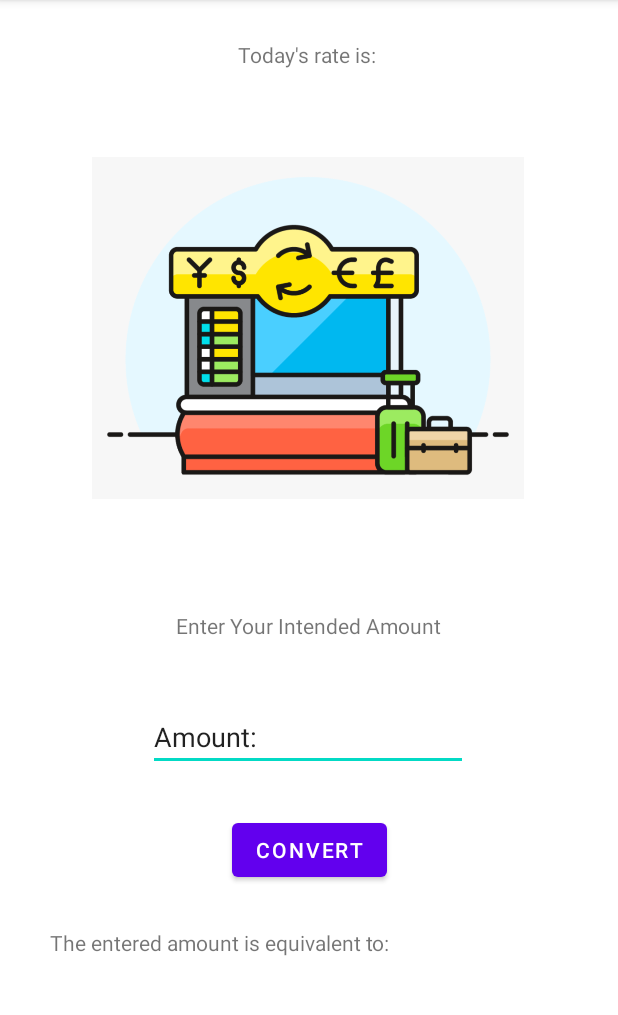
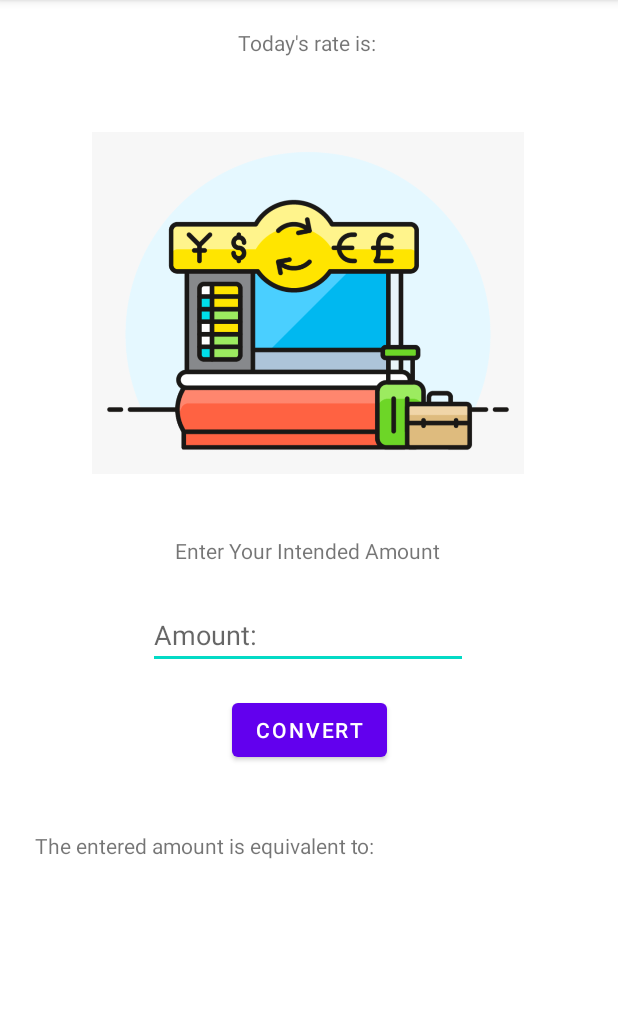
Before and after one commit to Adel-Y/CSC498-CurrencyConverterGroup, an Android app: the ConversionActivity screen opened directly, with no data from a screen before it, on a phone screen of 412 x 824 dp, the part 84-1099 px from its top. Run offline under Robolectric (Android 15) with nearby library versions, the phone set to English and light mode, and no system bars.

Commit message:
texts added

```diff
--- a/app/src/main/res/layout/activity_conversion.xml
+++ b/app/src/main/res/layout/activity_conversion.xml
@@ -15,7 +15,7 @@
         app:layout_constraintHorizontal_bias="0.495"
         app:layout_constraintStart_toStartOf="parent"
         app:layout_constraintTop_toTopOf="parent"
-        app:layout_constraintVertical_bias="0.152"
+        app:layout_constraintVertical_bias="0.118"
         app:srcCompat="@drawable/cartoon" />
 
     <TextView
@@ -32,16 +32,15 @@
         android:id="@+id/amount"
         android:layout_width="wrap_content"
         android:layout_height="wrap_content"
-        android:layout_marginTop="104dp"
         android:ems="10"
         android:inputType="textPersonName"
-        android:text="Amount:"
+        android:hint="Amount:"
         app:layout_constraintBottom_toBottomOf="parent"
         app:layout_constraintEnd_toEndOf="parent"
         app:layout_constraintHorizontal_bias="0.497"
         app:layout_constraintStart_toStartOf="parent"
         app:layout_constraintTop_toBottomOf="@+id/imageView"
-        app:layout_constraintVertical_bias="0.0" />
+        app:layout_constraintVertical_bias="0.14" />
 
     <TextView
         android:id="@+id/textView2"
@@ -50,8 +49,10 @@
         android:text="Enter Your Intended Amount"
         app:layout_constraintBottom_toTopOf="@+id/amount"
         app:layout_constraintEnd_toEndOf="parent"
+        app:layout_constraintHorizontal_bias="0.497"
         app:layout_constraintStart_toStartOf="parent"
-        app:layout_constraintTop_toBottomOf="@+id/imageView" />
+        app:layout_constraintTop_toBottomOf="@+id/imageView"
+        app:layout_constraintVertical_bias="0.27" />
 
     <TextView
         android:id="@+id/result"
@@ -60,10 +61,10 @@
         android:text="The entered amount is equivalent to: "
         app:layout_constraintBottom_toBottomOf="parent"
         app:layout_constraintEnd_toEndOf="parent"
-        app:layout_constraintHorizontal_bias="0.183"
+        app:layout_constraintHorizontal_bias="0.127"
         app:layout_constraintStart_toStartOf="parent"
         app:layout_constraintTop_toBottomOf="@+id/amount"
-        app:layout_constraintVertical_bias="0.446" />
+        app:layout_constraintVertical_bias="0.356" />
 
     <Button
         android:id="@+id/button"
@@ -73,6 +74,7 @@
         app:layout_constraintBottom_toTopOf="@+id/result"
         app:layout_constraintEnd_toEndOf="parent"
         app:layout_constraintStart_toStartOf="parent"
-        app:layout_constraintTop_toBottomOf="@+id/amount" />
+        app:layout_constraintTop_toBottomOf="@+id/amount"
+        app:layout_constraintVertical_bias="0.28" />
 
 </androidx.constraintlayout.widget.ConstraintLayout>
```
